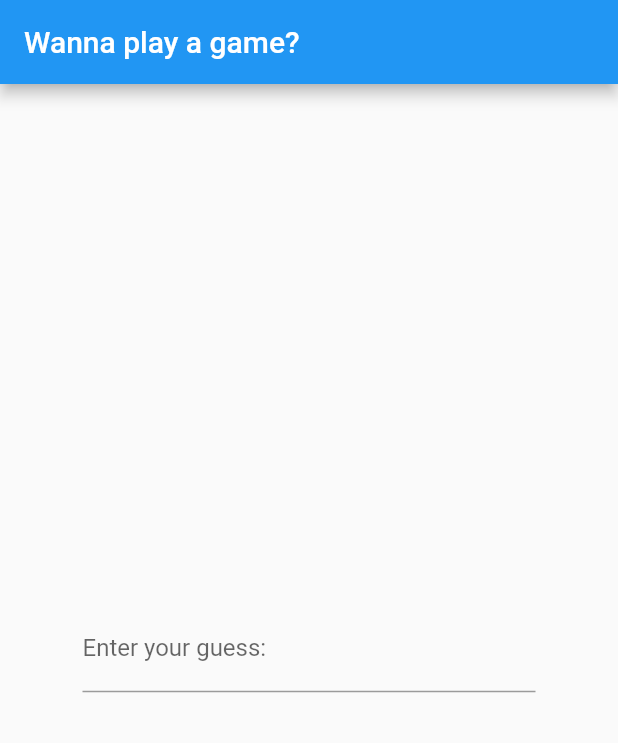
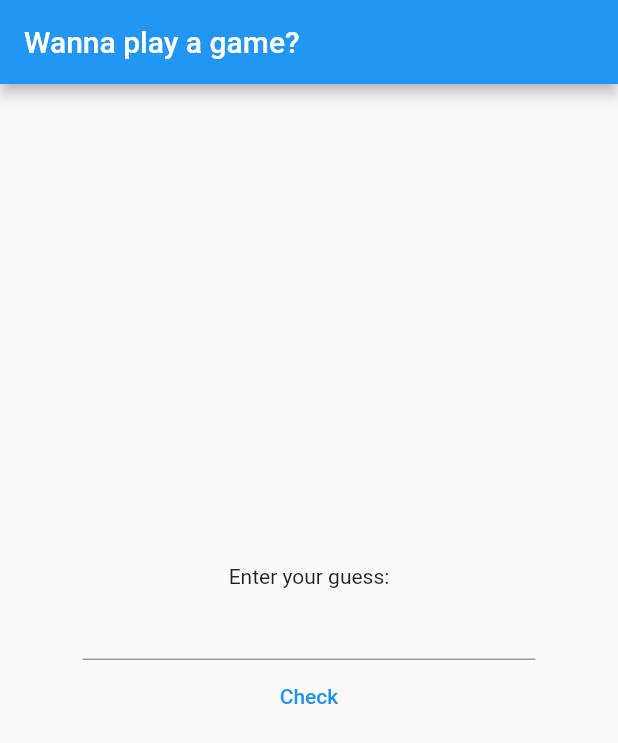
Before and after one commit to TeoChirileanu/GuessingGame.Flutter, a Flutter app: the screen it shows after launch, on a phone screen of 412 x 824 dp. Shown: the top 743 px of the screen. Run offline on Flutter 3.47's test engine with Material 2 defaults, Android fonts, the phone set to English and light mode, and no system bars.

Commit message:
add more stylish styling

```diff
--- a/lib/main.dart
+++ b/lib/main.dart
@@ -1,5 +1,4 @@
 import 'package:flutter/material.dart';
-import 'package:flutter/services.dart';
 
 void main() => runApp(MyApp());
 
@@ -24,6 +23,8 @@ class _GuessedNumberFormState extends State<GuessedNumberForm> {
   int _correctNumber = 13;
   String _guessResult = "";
 
+  var _guessController = new TextEditingController();
+
   @override
   Widget build(BuildContext context) {
     return Scaffold(
@@ -35,22 +36,25 @@ class _GuessedNumberFormState extends State<GuessedNumberForm> {
           child: Column(
             mainAxisAlignment: MainAxisAlignment.center,
             children: <Widget>[
+              Text("Enter your guess:"),
               TextField(
-                decoration: new InputDecoration(labelText: "Enter your guess:"),
-                textAlignVertical: TextAlignVertical.center,
-                onSubmitted: checkGuess,
-                enabled: !_gameOver,
+                controller: _guessController,
                 textAlign: TextAlign.center,
-                keyboardType: TextInputType.number,
-                inputFormatters: [FilteringTextInputFormatter.digitsOnly],
+              ),
+              Visibility(
+                visible: !_gameOver,
+                child: TextButton(
+                  onPressed: checkGuess,
+                  child: Text("Check"),
+                ),
               ),
               Text(_guessResult),
               Visibility(
+                visible: _gameOver,
                 child: OutlinedButton(
                   onPressed: resetGameState,
                   child: Text("Play again"),
                 ),
-                visible: _gameOver,
               )
             ],
           ),
@@ -61,19 +65,24 @@ class _GuessedNumberFormState extends State<GuessedNumberForm> {
     );
   }
 
-  void checkGuess(String guessAsString) => setState(() {
-        _guessResult = getGuess(guessAsString);
-        if (_guessResult.contains("Correct")) _gameOver = true;
-      });
+  void checkGuess() {
+    var guessAsString = _guessController.text;
+    var guessResult = getGuess(guessAsString);
+    var gameOver = false;
+    if (guessResult.contains("Correct")) gameOver = true;
+
+    setState(() {
+      _guessResult = guessResult;
+      _gameOver = gameOver;
+      _guessController.text = "";
+    });
+  }
 
   String getGuess(String guessAsString) {
     if (guessAsString.isEmpty) return "Empty input";
-
     int guessAsInteger = int.tryParse(guessAsString);
     if (guessAsInteger == null) return "Invalid number $guessAsString";
-
     if (guessAsInteger == _correctNumber) return "Correct!";
-
     return guessAsInteger > _correctNumber ? "too high!" : "too low!";
   }
 
```
